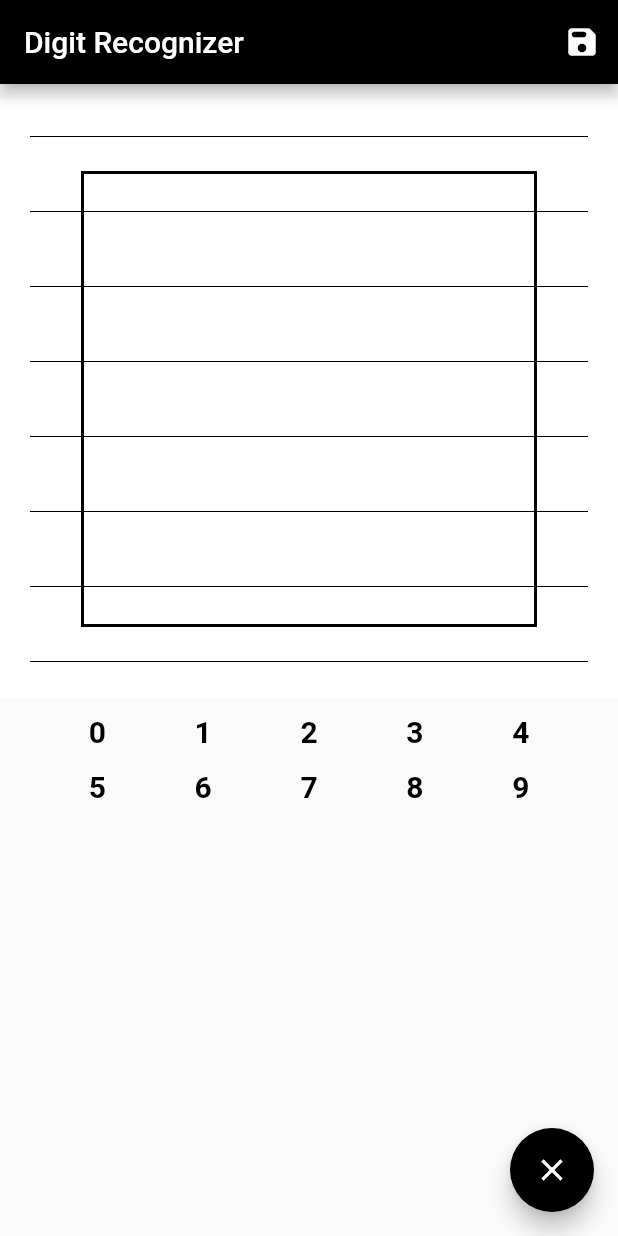
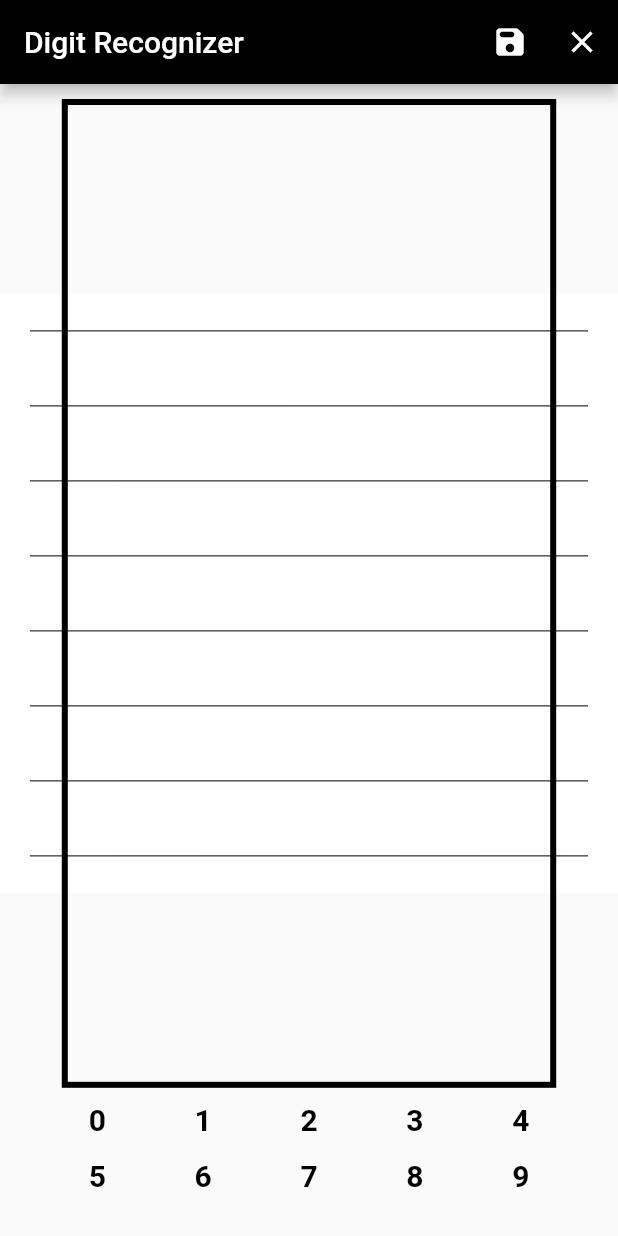
Before and after one commit to swagatobag2000/digit-recognition-mobileapp, a Flutter app: the screen it shows after launch, after a tap on the "save" icon, on a phone screen of 412 x 824 dp. Run offline on Flutter 3.47's test engine with Material 2 defaults, Android fonts, the light colour scheme and no system bars; missing offline and left inert: tflite.

Commit message:
Fixed Screen Ratio Problem

```diff
--- a/lib/main.dart
+++ b/lib/main.dart
@@ -1,5 +1,7 @@
 import 'package:flutter/material.dart';
 import 'package:mnistdigitrecognizer/screens/draw_screen.dart';
+import 'package:mnistdigitrecognizer/utils/constants.dart';
+// import 'package:flutter/widgets.dart';
 
 void main() {
   runApp(MyApp());
@@ -8,6 +10,7 @@ void main() {
 class MyApp extends StatelessWidget {
   @override
   Widget build(BuildContext context) {
+
     return MaterialApp(
       title: 'Mnist Digit Recognizer',
       debugShowCheckedModeBanner: false,
--- a/lib/screens/draw_screen.dart
+++ b/lib/screens/draw_screen.dart
@@ -29,6 +29,7 @@ class _DrawScreenState extends State<DrawScreen> {
 
   @override
   Widget build(BuildContext context) {
+    Constants().init(context);
     return Scaffold(
       appBar: AppBar(
         title: Text('Digit Recognizer'),
@@ -41,6 +42,14 @@ class _DrawScreenState extends State<DrawScreen> {
                 print(pngBytes);
               },
               icon: Icon(Icons.save_rounded)),
+          IconButton(
+              onPressed: () {
+                setState(() {
+                  _points.clear();
+                  _prediction.clear();
+                });
+              },
+              icon: Icon(Icons.close)),
         ],
       ),
       body: Column(
@@ -78,32 +87,24 @@ class _DrawScreenState extends State<DrawScreen> {
           PredictionWidget(predictions: _prediction),
         ],
       ),
-      floatingActionButton: FloatingActionButton(
-        child: Icon(Icons.clear),
-        onPressed: () {
-          setState(() {
-            _points.clear();
-            _prediction.clear();
-          });
-        },
-      ),
+
     );
   }
 
   Widget _drawCanvasWidget() {
     return Container(
-      width: 304.0,
-      height: 304.0,
+      width: Constants.blockSizeHorizontal,
+      height: Constants.blockSizeVertical,
       decoration: BoxDecoration(
-        border: Border.all(color: Colors.black, width: 2.0),
+        border: Border.all(color: Colors.black, width: Constants.borderSize * 2),
       ),
       child: GestureDetector(
         onPanUpdate: (DragUpdateDetails details) {
           Offset _localPosition = details.localPosition;
           if (_localPosition.dx >= 0 &&
-              _localPosition.dx <= 300.0 &&
+              _localPosition.dx <= Constants.blockSizeHorizontal &&
               _localPosition.dy >= 0 &&
-              _localPosition.dy <= 300.0) {
+              _localPosition.dy <= Constants.blockSizeVertical) {
             setState(() {
               _points.add(
                 DrawingArea(
@@ -112,7 +113,7 @@ class _DrawScreenState extends State<DrawScreen> {
                     ..strokeCap = StrokeCap.round
                     ..isAntiAlias = true
                     ..color = Colors.lightGreenAccent
-                    ..strokeWidth = 8.0,
+                    ..strokeWidth = 15.0,
                 ),
               );
             });
@@ -138,6 +139,7 @@ class _DrawScreenState extends State<DrawScreen> {
     setState(() {
       _prediction = pred.map((json) => Prediction.fromJson(json)).toList();
     });
+    print(_prediction.first.label);
   }
 }
 
--- a/lib/services/recognizer.dart
+++ b/lib/services/recognizer.dart
@@ -23,7 +23,7 @@ class Recognizer {
     Tflite.close();
 
     return Tflite.loadModel(
-      model: "assets/hand_written_digit_model.tflite",
+      model: "assets/mnist.tflite",
       labels: "assets/mnist.txt",
     );
   }
@@ -71,14 +71,15 @@ class Recognizer {
 
   Picture pointsToPicture(BuildContext context, List<DrawingArea> points) {
     final recorder = PictureRecorder();
-    final canvas = Canvas(recorder)..scale(Constants.mnistImageSize / 300.0);
+    final canvas = Canvas(recorder)
+      ..scale(Constants.mnistImageSize / Constants.blockSizeHorizontal,Constants.mnistImageSize / Constants.blockSizeVertical);
     canvas.drawRect(
         Rect.fromLTWH(
           0,
           0,
-          // MediaQuery.of(context).size.width.toDouble(),
-          // MediaQuery.of(context).size.height.toDouble(),
-          300.0, 300.0,
+          Constants.blockSizeHorizontal,
+          Constants.blockSizeVertical,
+          // 300.0, 300.0,
         ),
         _bgPaint);
     for (int i = 0; i < points.length - 1; i++) {
@@ -86,6 +87,7 @@ class Recognizer {
         canvas.drawLine(points[i].point, points[i + 1].point, _whitePaint);
       }
     }
+
     return recorder.endRecording();
   }
 }
--- a/lib/utils/constants.dart
+++ b/lib/utils/constants.dart
@@ -1,9 +1,20 @@
+import 'package:flutter/material.dart';
+
 class Constants {
-  // static double canvasSize = 300;
-  // static double borderSize = 2;
+  static MediaQueryData _mediaQueryData;
+  static double screenWidth;
+  static double screenHeight;
+  static double blockSizeHorizontal;
+  static double blockSizeVertical;
+  static double borderSize = 2;
+  static int mnistImageSize = 28;
+  static double strokeWidth = 8;
 
-  // static double imageSize = 300;
-  static int mnistImageSize = 28;
-
-  static double strokeWidth = 8;
+  void init(BuildContext context) {
+    _mediaQueryData = MediaQuery.of(context);
+    screenWidth = _mediaQueryData.size.width;
+    screenHeight = _mediaQueryData.size.height;
+    blockSizeHorizontal = screenWidth * 0.8;
+    blockSizeVertical = screenHeight * 0.8;
+  }
 }
```
Also changed, not shown: 1 other file.
